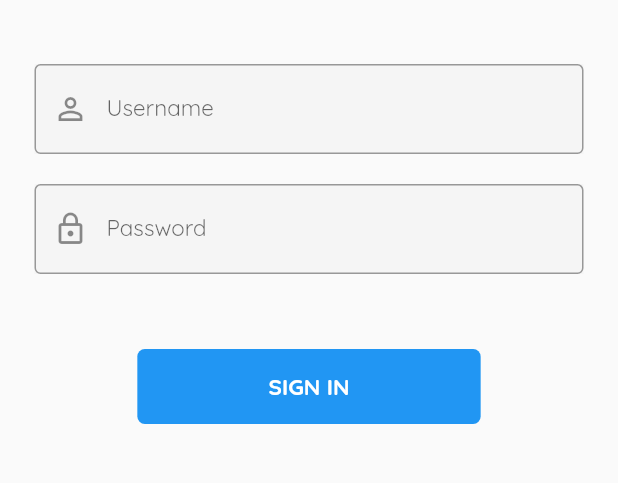
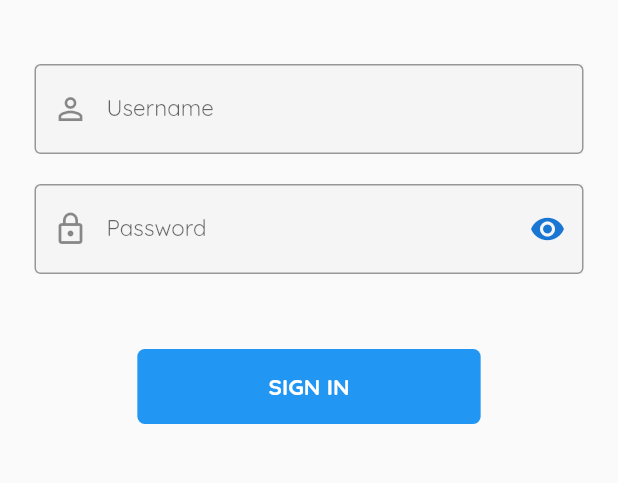
Before and after one commit to rizqfrhn/dashboard, a Flutter app: the screen it shows after launch, on a phone screen of 412 x 824 dp, the part 589-1072 px from its top. Run offline on Flutter 3.47's test engine with Material 2 defaults, Android fonts, the phone set to English and light mode, and no system bars; our stand-ins replace charts_flutter, fl_chart, flushbar, liquid_progress_indicator, percent_indicator, shared_preferences and 1 more; missing offline and left inert: dashboard, data_tables, fl_animated_linechart; project files that could hold a hidden picture were left out.

Commit message:
Add files via upload

```diff
--- a/lib/Login/signin.dart
+++ b/lib/Login/signin.dart
@@ -17,8 +17,22 @@ class SignIn extends StatefulWidget {
 class _LoginPageState extends State<SignIn> {
   List<LoginModel> _list = List();
   bool _isLoading = false;
+  bool passwordVisible;
   final TextEditingController userController = new TextEditingController();
   final TextEditingController passwordController = new TextEditingController();
+
+  final FocusNode _userFocus = FocusNode();
+  final FocusNode _passwordFocus = FocusNode();
+
+  @override
+  void initState() {
+    passwordVisible = true;
+  }
+
+  _fieldFocusChange(BuildContext context, FocusNode currentFocus,FocusNode nextFocus) {
+    currentFocus.unfocus();
+    FocusScope.of(context).requestFocus(nextFocus);
+  }
 
   signIn(String nik, pass) async {
     SharedPreferences sharedPreferences = await SharedPreferences.getInstance();
@@ -135,6 +149,10 @@ class _LoginPageState extends State<SignIn> {
                           color: Color(0xfff5f5f5),
                           child: TextFormField(
                             controller: userController,
+                            focusNode: _userFocus,
+                            onFieldSubmitted: (term) {
+                              _fieldFocusChange(context, _userFocus, _passwordFocus);
+                            },
                             style: TextStyle(
                                 color: Colors.black,
                             ),
@@ -153,17 +171,36 @@ class _LoginPageState extends State<SignIn> {
                         color: Color(0xfff5f5f5),
                         child: TextFormField(
                           controller: passwordController,
-                          obscureText: true,
+                          obscureText: passwordVisible,
+                          focusNode: _passwordFocus,
+                          onFieldSubmitted: (value){
+                            _passwordFocus.unfocus();
+                          },
                           style: TextStyle(
                               color: Colors.black,
                           ),
                           decoration: InputDecoration(
-                              border: OutlineInputBorder(),
-                              labelText: 'Password',
-                              prefixIcon: Icon(Icons.lock_outline),
-                              labelStyle: TextStyle(
-                                  fontSize: 15
-                              )
+                            border: OutlineInputBorder(),
+                            labelText: 'Password',
+                            prefixIcon: Icon(Icons.lock_outline),
+                            labelStyle: TextStyle(
+                                fontSize: 15
+                            ),
+                            suffixIcon: IconButton(
+                              icon: Icon(
+                                // Based on passwordVisible state choose the icon
+                                passwordVisible
+                                    ? Icons.visibility
+                                    : Icons.visibility_off,
+                                color: Theme.of(context).primaryColorDark,
+                              ),
+                              onPressed: () {
+                                // Update the state i.e. toogle the state of passwordVisible variable
+                                setState(() {
+                                  passwordVisible = !passwordVisible;
+                                });
+                              },
+                            ),
                           ),
                         ),
                       ),
```
